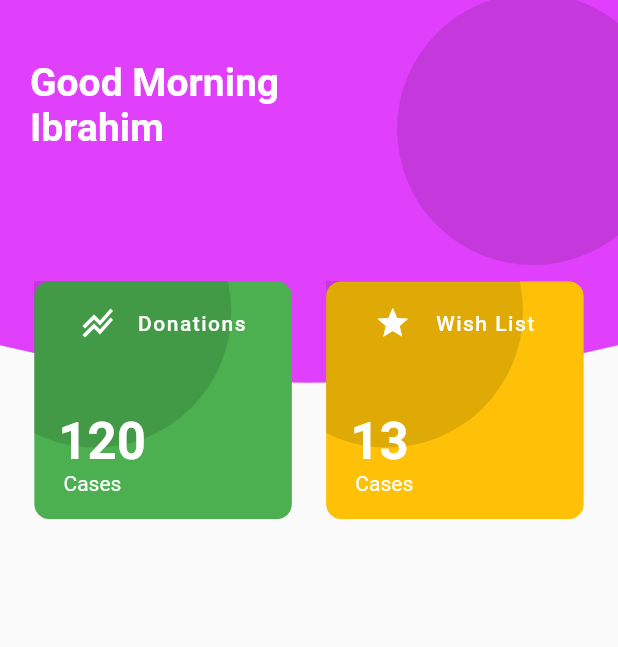
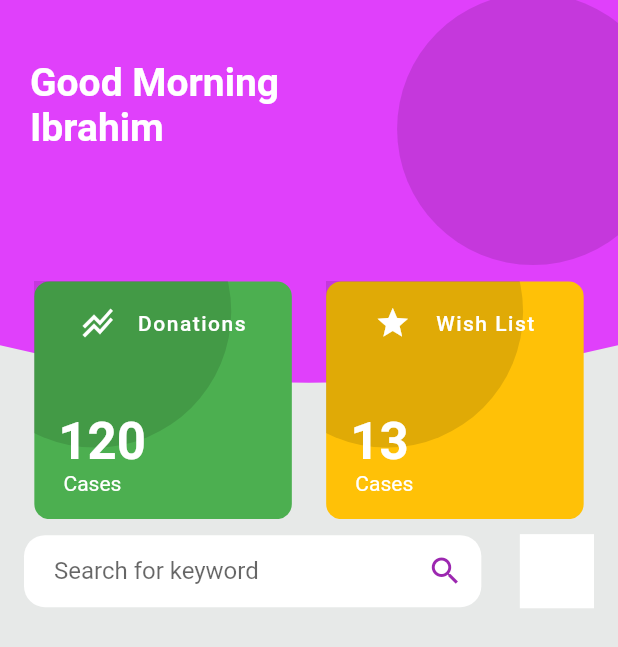
Before and after one commit to askabdulhaseeb/donation-app, a Flutter app: the screen it shows after launch, on a phone screen of 412 x 824 dp. Shown: the top 647 px of the screen. Run offline on Flutter 3.47's test engine with Material 2 defaults, Android fonts, the phone set to English and light mode, and no system bars.

Commit message:
add search text form field

```diff
--- a/lib/main.dart
+++ b/lib/main.dart
@@ -1,5 +1,4 @@
 import 'package:flutter/material.dart';
-
 import 'screens/homeScreen/home_screen.dart';
 
 void main() {
@@ -14,6 +13,7 @@ class MyApp extends StatelessWidget {
       title: 'Flutter Demo',
       theme: ThemeData(
         primarySwatch: Colors.blue,
+        scaffoldBackgroundColor: Color(0xFFE7E9E8),
       ),
       home: MyHomePage(),
     );
--- a/lib/screens/homeScreen/home_screen.dart
+++ b/lib/screens/homeScreen/home_screen.dart
@@ -1,5 +1,6 @@
 import 'package:donation_app/screens/widgets/custom_appbar_background.dart';
 import 'package:donation_app/screens/widgets/custom_circle.dart';
+import 'package:donation_app/screens/widgets/custom_search_textformfield.dart';
 import 'package:flutter/material.dart';
 import 'custom_card_widget.dart';
 
@@ -11,6 +12,7 @@ class MyHomePage extends StatefulWidget {
 }
 
 class _MyHomePageState extends State<MyHomePage> {
+  final TextEditingController _search = TextEditingController();
   String name = "Ibrahim";
   String image =
       'https://encrypted-tbn0.gstatic.com/images?q=tbn:ANd9GcSqOZwTzOSl7RWkKstbqrKZ0BQcqBAxxAZ5yQ&usqp\=CAU';
@@ -19,7 +21,9 @@ class _MyHomePageState extends State<MyHomePage> {
   Widget build(BuildContext context) {
     final Size size = MediaQuery.of(context).size;
     return Scaffold(
-      body: SizedBox(
+      body: Column(
+        children: [
+          SizedBox(
             height: size.height * .42,
             child: Stack(
               children: [
@@ -69,6 +73,28 @@ class _MyHomePageState extends State<MyHomePage> {
               ],
             ),
           ),
+          // Search Donation
+          const SizedBox(height: 10),
+          Padding(
+            padding: const EdgeInsets.symmetric(horizontal: 16),
+            child: Column(
+              children: [
+                Row(
+                  mainAxisAlignment: MainAxisAlignment.spaceBetween,
+                  children: [
+                    CustomSearchTextFormField(search: _search),
+                    Container(
+                      height: size.width * 0.12,
+                      width: size.width * 0.12,
+                      color: Colors.white,
+                    )
+                  ],
+                ),
+              ],
+            ),
+          ),
+        ],
+      ),
     );
   }
 }
--- /dev/null
+++ b/lib/screens/widgets/custom_search_textformfield.dart
@@ -0,0 +1,55 @@
+import 'package:flutter/material.dart';
+
+class CustomSearchTextFormField extends StatefulWidget {
+  const CustomSearchTextFormField({Key? key, required this.search})
+      : super(key: key);
+  final TextEditingController search;
+  @override
+  _CustomSearchTextFormFieldState createState() =>
+      _CustomSearchTextFormFieldState();
+}
+
+class _CustomSearchTextFormFieldState extends State<CustomSearchTextFormField> {
+  void _onListener() => setState(() {});
+  @override
+  void initState() {
+    widget.search.addListener(_onListener);
+    super.initState();
+  }
+
+  @override
+  void dispose() {
+    widget.search.removeListener(_onListener);
+    super.dispose();
+  }
+
+  @override
+  Widget build(BuildContext context) {
+    return Container(
+      width: MediaQuery.of(context).size.width * 0.74,
+      alignment: Alignment.center,
+      decoration: BoxDecoration(
+        color: Colors.white,
+        borderRadius: BorderRadius.circular(14),
+      ),
+      child: TextFormField(
+        controller: widget.search,
+        decoration: InputDecoration(
+          contentPadding:
+              const EdgeInsets.symmetric(horizontal: 20, vertical: 10),
+          hintText: 'Search for keyword',
+          suffixIcon: Icon(
+            Icons.search,
+            color: Colors.purple,
+          ),
+          enabledBorder: OutlineInputBorder(
+            borderSide: BorderSide.none,
+          ),
+          focusedBorder: OutlineInputBorder(
+            borderSide: BorderSide.none,
+          ),
+        ),
+      ),
+    );
+  }
+}
```
Lines whose indentation alone changed are shown as unchanged.
